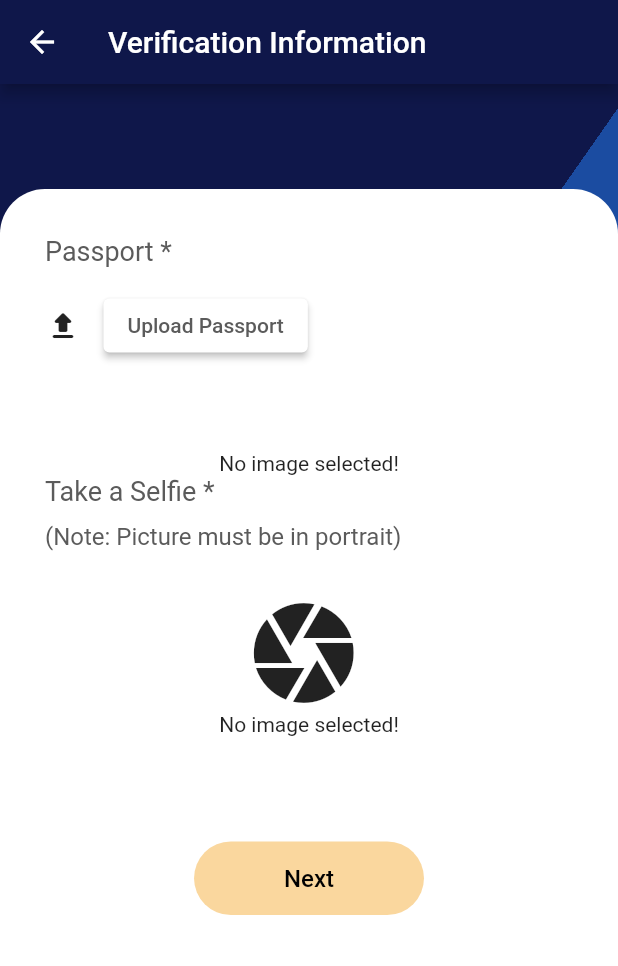
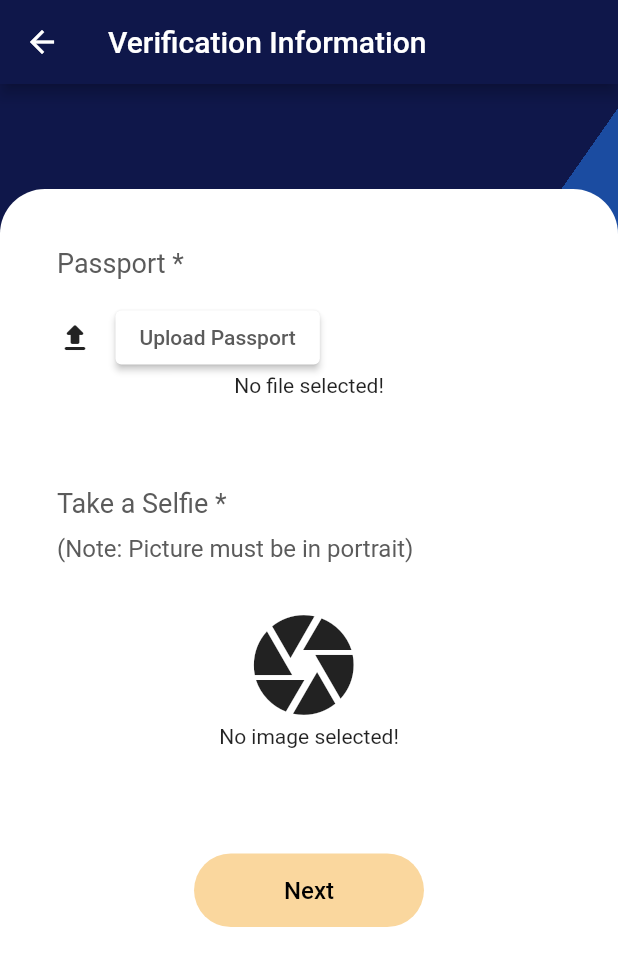
Before and after one commit to Wendy123-4/Cohort2_Seeka_Group4, a Flutter app: the RequestLoanFormThree screen opened directly, after a tap on "Upload Passport", on a phone screen of 412 x 824 dp. Shown: the top 966 px of the screen. Run offline on Flutter 3.47's test engine with Material 2 defaults, Android fonts, the phone set to English and light mode, and no system bars; our stand-ins replace cloud_firestore, file_picker, firebase_auth, firebase_dynamic_links, flutter_signin_button, geolocator and 3 more; accounts and stored records are empty.

Commit message:
Passport image implementation

```diff
--- a/lib/pages/RequestLoanForm3.dart
+++ b/lib/pages/RequestLoanForm3.dart
@@ -22,23 +22,41 @@ class RequestLoanFormThree extends StatefulWidget {
 class _RequestLoanFormThreeState extends State<RequestLoanFormThree> {
   // For the file upload (Passport)
   String _fileName;
+
+  // When uploading a single file
   String _path;
+
+  //Uploading multiple files
   Map<String, String> _paths;
+
+  // Storing the file extension
   String _extension;
+
+  // Check that the file path is present
   bool _loadingPath = false;
+
+  // check if multiple files have been selected
   bool _multiPick = false;
+
+  //Check for valid formatting
   bool _hasValidMime = false;
+
+  // File type
   FileType _pickingType;
+
+  // Listening for the file to upload(name and extension)
   TextEditingController _controller = new TextEditingController();
 
   PickedFile imageFile;
-  PickedFile passport;
+  PickedFile passportFile;
 
   final ImagePicker _picker = ImagePicker();
 
   @override
   void initState() {
     super.initState();
+
+    // The view's state is changed once the file is retrieved
     _controller.addListener(() => _extension = _controller.text);
   }
 
@@ -70,14 +88,12 @@ class _RequestLoanFormThreeState extends State<RequestLoanFormThree> {
     }
   }
 
-  _openGalleryPassport(BuildContext context) async {
-    var picture = await _picker.getImage(source: ImageSource.gallery);
+  _openFileExplorerPassport(BuildContext context) async {
+    var passport = await _picker.getImage(source: ImageSource.gallery);
     this.setState(() {
-      passport = picture;
+      passportFile = passport;
     });
-
-    // Popping off the gallery after selecting an image
-    Navigator.of(context).pop();
+    // Navigator.of(context).pop();
   }
 
   _openGallery(BuildContext context) async {
@@ -136,6 +152,15 @@ class _RequestLoanFormThreeState extends State<RequestLoanFormThree> {
     }
   }
 
+  Widget _decidePassportView() {
+    if (passportFile == null) {
+      return Text("No file selected!");
+    } else {
+      print(passportFile.path);
+      return Text(passportFile.path);
+    }
+  }
+
   @override
   Widget build(BuildContext context) {
     return Scaffold(
@@ -179,7 +204,10 @@ class _RequestLoanFormThreeState extends State<RequestLoanFormThree> {
                 topRight: Radius.circular(30),
               ),
             ),
-            child: Form(
+            child: ListView(
+              padding: const EdgeInsets.all(8),
+              children: <Widget>[
+                Form(
                     child: Column(
                   children: <Widget>[
                     Padding(padding: EdgeInsets.only(top: 10)),
@@ -201,7 +229,9 @@ class _RequestLoanFormThreeState extends State<RequestLoanFormThree> {
 
                     Padding(
                         padding: EdgeInsets.only(left: 30.0, right: 30.0),
-                  child: Row(
+                        child: Column(
+                          children: <Widget>[
+                            Row(
                               children: <Widget>[
                                 Icon(Icons.upload_rounded),
                                 SizedBox(
@@ -213,65 +243,21 @@ class _RequestLoanFormThreeState extends State<RequestLoanFormThree> {
                                     onPrimary: Colors.white70, // foreground
                                   ),
                                   onPressed: () {
-                          _openFileExplorer();
+                                    _openFileExplorerPassport(context);
                                   },
                                   child: Text(
                                     'Upload Passport',
                                     style: TextStyle(color: textColor),
                                   ),
                                 ),
-                      new Builder(
-                        builder: (BuildContext context) => _loadingPath
-                            ? Padding(
-                                padding: const EdgeInsets.only(bottom: 10.0),
-                                child: const CircularProgressIndicator())
-                            : _path != null || _paths != null
-                                ? new Container(
-                                    padding:
-                                        const EdgeInsets.only(bottom: 30.0),
-                                    height: MediaQuery.of(context).size.height *
-                                        0.50,
-                                    child: new Scrollbar(
-                                        child: new ListView.separated(
-                                      itemCount:
-                                          _paths != null && _paths.isNotEmpty
-                                              ? _paths.length
-                                              : 1,
-                                      itemBuilder:
-                                          (BuildContext context, int index) {
-                                        final bool isMultiPath =
-                                            _paths != null && _paths.isNotEmpty;
-                                        final String name = 'File $index: ' +
-                                            (isMultiPath
-                                                ? _paths.keys.toList()[index]
-                                                : _fileName ?? '...');
-                                        final path = isMultiPath
-                                            ? _paths.values
-                                                .toList()[index]
-                                                .toString()
-                                            : _path;
-
-                                        return new ListTile(
-                                          title: new Text(
-                                            name,
-                                          ),
-                                          subtitle: new Text(path),
-                                        );
-                                      },
-                                      separatorBuilder:
-                                          (BuildContext context, int index) =>
-                                              new Divider(),
-                                    )),
-                                  )
-                                : new Container(),
-                      )
                               ],
                             ),
-                ),
+                            _decidePassportView(),
+                          ],
+                        )),
                     SizedBox(
                       height: 60,
                     ),
-                _decideImageView(),
 
                     Padding(
                         padding: EdgeInsets.only(left: 30.0, right: 30.0),
@@ -357,6 +343,8 @@ class _RequestLoanFormThreeState extends State<RequestLoanFormThree> {
                     )
                   ],
                 )),
+              ],
+            ),
           ),
           //BottomNavigation(),
         ],
```
Lines whose indentation alone changed are shown as unchanged.
